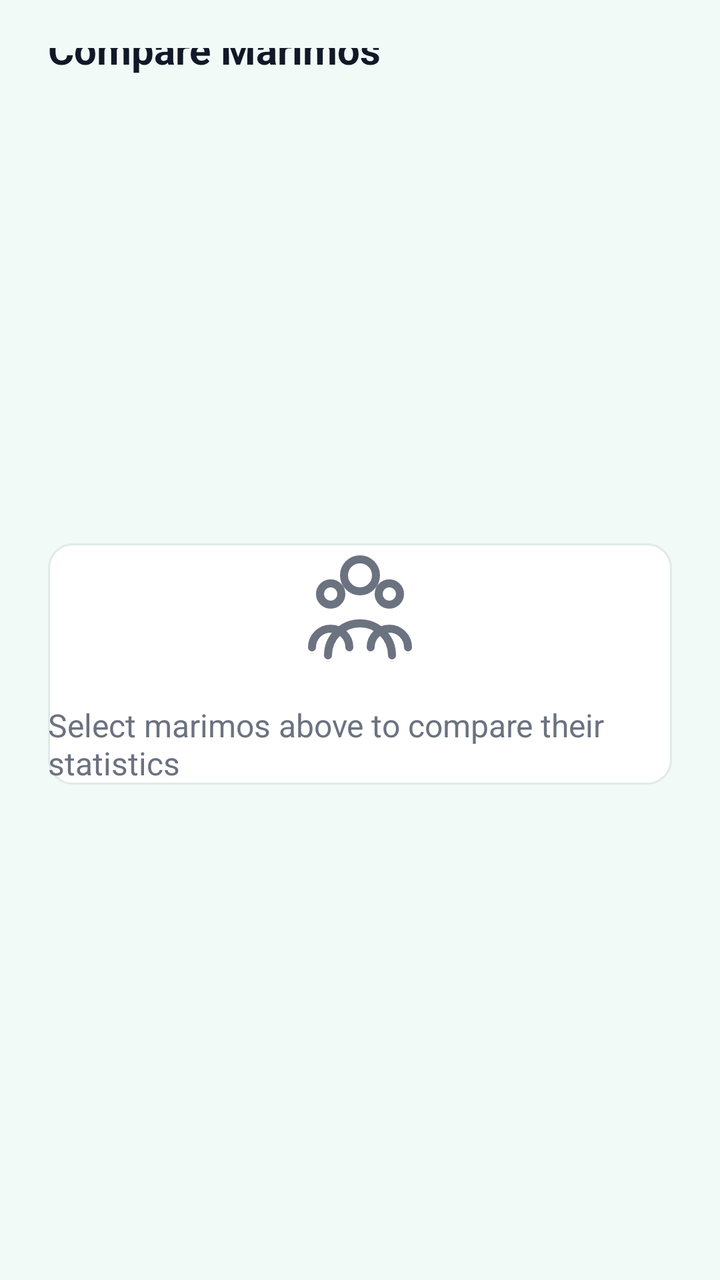
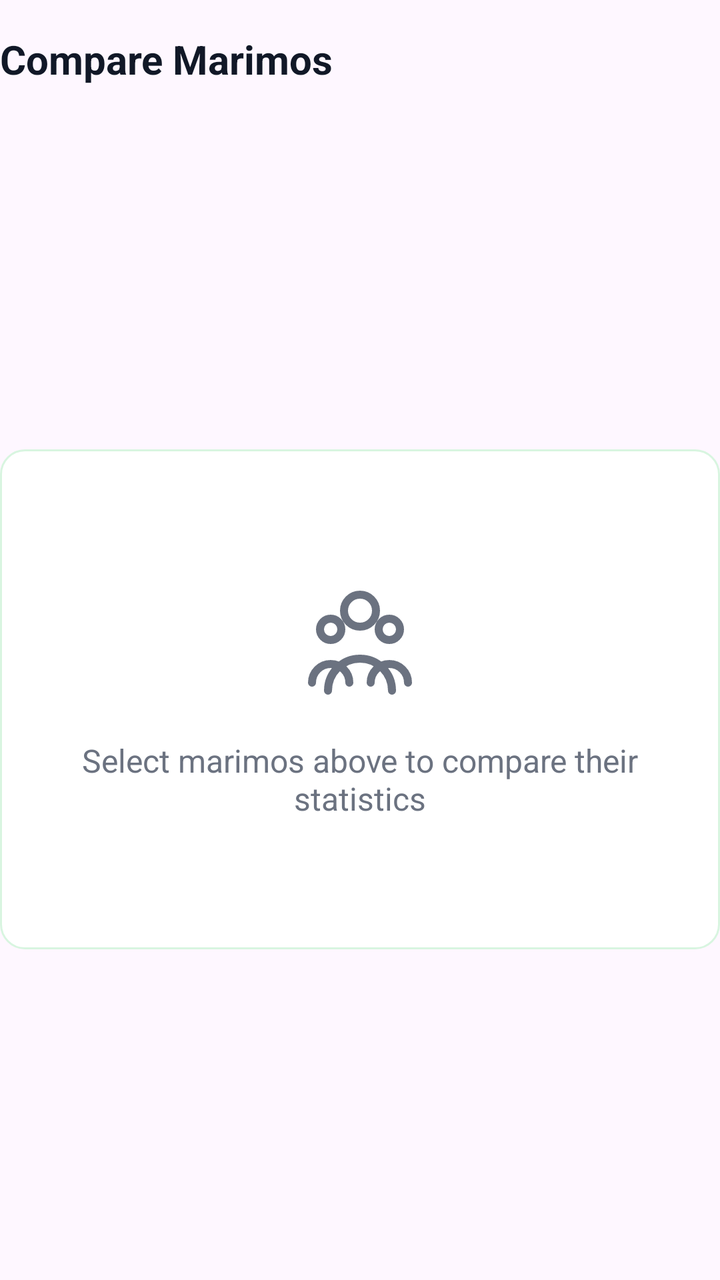

The first picture is an Android layout as it rendered before a commit; the second is the same layout after the commit. The layout source and the unified diff follow.
<!-- AndroidManifest.xml: application theme Theme.MarimoCare -->
<!-- res/layout/marimo_compare.xml -->
<?xml version="1.0" encoding="utf-8"?>
<androidx.constraintlayout.widget.ConstraintLayout xmlns:android="http://schemas.android.com/apk/res/android"
    xmlns:app="http://schemas.android.com/apk/res-auto"
    xmlns:tools="http://schemas.android.com/tools"
    android:layout_width="match_parent"
    android:layout_height="wrap_content"
    android:background="@color/bg_mint_light"
    android:padding="24dp">

    <TextView
        android:id="@+id/tvTitle"
        android:layout_width="wrap_content"
        android:layout_height="wrap_content"
        android:text="@string/compare_marimos"
        android:textColor="@color/text_title"
        android:textSize="20sp"
        android:textStyle="bold"
        app:layout_constraintBottom_toBottomOf="@+id/rvMarimoChips"
        app:layout_constraintStart_toStartOf="parent"
        app:layout_constraintTop_toTopOf="@+id/rvMarimoChips" />

    <androidx.recyclerview.widget.RecyclerView
        android:id="@+id/rvMarimoChips"
        android:nestedScrollingEnabled="false"
        android:layout_width="0dp"
        android:layout_height="wrap_content"
        android:layout_marginStart="24dp"
        android:orientation="horizontal"
        app:layoutManager="androidx.recyclerview.widget.LinearLayoutManager"
        app:layout_constraintEnd_toEndOf="parent"
        app:layout_constraintStart_toEndOf="@+id/tvTitle"
        app:layout_constraintTop_toTopOf="parent" />

    <FrameLayout
        android:id="@+id/contentContainer"
        android:layout_width="match_parent"
        android:layout_height="wrap_content"
        android:layout_marginTop="24dp"
        app:layout_constraintBottom_toBottomOf="parent"
        app:layout_constraintTop_toBottomOf="@+id/rvMarimoChips">

        <LinearLayout
            android:id="@+id/layoutEmptyState"
            android:layout_width="match_parent"
            android:layout_height="match_parent"
            android:background="@drawable/bg_card"
            android:gravity="center"
            android:orientation="vertical"
            android:visibility="visible">

            <ImageView
                android:contentDescription="@string/img"
                android:layout_width="64dp"
                android:layout_height="64dp"
                android:src="@drawable/ic_users"
                app:tint="@color/text_body" />

            <TextView
                android:layout_width="wrap_content"
                android:layout_height="wrap_content"
                android:layout_marginTop="16dp"
                android:text="@string/select_marimos_above_to_compare_their_statistics"
                android:textColor="@color/text_body"
                android:textSize="16sp" />
        </LinearLayout>

        <LinearLayout
            android:id="@+id/layoutDataState"
            android:layout_width="match_parent"
            android:layout_height="match_parent"
            android:baselineAligned="false"
            android:orientation="horizontal"
            android:visibility="gone">

            <LinearLayout
                android:layout_width="0dp"
                android:layout_height="match_parent"
                android:layout_marginEnd="12dp"
                android:layout_weight="1"
                android:background="@drawable/bg_card"
                android:orientation="vertical"
                android:padding="24dp">

                <LinearLayout
                    android:layout_width="match_parent"
                    android:layout_height="wrap_content"
                    android:gravity="center_vertical"
                    android:orientation="horizontal"
                    tools:ignore="UseCompoundDrawables">

                    <ImageView
                        android:contentDescription="@string/img"
                        android:layout_width="20dp"
                        android:layout_height="20dp"
                        android:src="@drawable/ic_stats"
                        app:tint="@color/green_primary" />

                    <TextView
                        android:layout_width="wrap_content"
                        android:layout_height="wrap_content"
                        android:layout_marginStart="8dp"
                        android:text="@string/performance_comparison"
                        android:textColor="@color/text_title"
                        android:textSize="16sp"
                        android:textStyle="bold" />
                </LinearLayout>

                <FrameLayout
                    android:id="@+id/chartContainer"
                    android:layout_width="match_parent"
                    android:layout_height="match_parent" />
            </LinearLayout>

            <LinearLayout
                android:layout_width="0dp"
                android:layout_height="match_parent"
                android:layout_marginStart="12dp"
                android:layout_weight="1"
                android:background="@drawable/bg_card"
                android:orientation="vertical"
                android:padding="24dp">

                <LinearLayout
                    android:layout_width="match_parent"
                    android:layout_height="wrap_content"
                    android:layout_marginBottom="16dp"
                    android:gravity="center_vertical"
                    android:orientation="horizontal"
                    tools:ignore="UseCompoundDrawables">

                    <ImageView
                        android:contentDescription="@string/img"
                        android:layout_width="20dp"
                        android:layout_height="20dp"
                        android:src="@drawable/ic_water_drop_green"
                        app:tint="@color/green_primary" />

                    <TextView
                        android:layout_width="wrap_content"
                        android:layout_height="wrap_content"
                        android:layout_marginStart="8dp"
                        android:text="@string/detailed_comparison"
                        android:textColor="@color/text_title"
                        android:textSize="16sp"
                        android:textStyle="bold" />
                </LinearLayout>

                <androidx.recyclerview.widget.RecyclerView
                    android:nestedScrollingEnabled="false"
                    android:id="@+id/rvDetailedComparison"
                    android:layout_width="match_parent"
                    android:layout_height="match_parent"
                    app:layoutManager="androidx.recyclerview.widget.LinearLayoutManager" />
            </LinearLayout>

        </LinearLayout>
    </FrameLayout>
</androidx.constraintlayout.widget.ConstraintLayout>
<!-- resources referenced by this layout -->
<resources>
  <color name="bg_mint_light">#F2FAF8</color>
  <color name="green_primary">#0B8A6A</color>
  <color name="text_body">#6B7280</color>
  <color name="text_title">#111827</color>
  <!-- drawable bg_card (drawable) -->
  <shape xmlns:android="http://schemas.android.com/apk/res/android">
      <solid android:color="@color/card_background" />
      <stroke android:width="1dp" android:color="@color/card_stroke" />
      <corners android:radius="12dp" />
  </shape>
  <!-- drawable ic_stats (drawable) -->
  <?xml version="1.0" encoding="utf-8"?>
  <vector xmlns:android="http://schemas.android.com/apk/res/android"
      android:width="24dp"
      android:height="24dp"
      android:viewportWidth="24"
      android:viewportHeight="24">
  
  
      
      <path
          android:fillColor="@color/marimo_dark"
          android:pathData="M3,17h2v4H3v-4zM7,10h2v11H7V10zM11,13h2v8h-2v-8zM15,6h2v15h-2V6zM19,2h2v19h-2V2z"/>
  
  
  </vector>
  <string name="compare_marimos">Compare Marimos</string>
  <string name="detailed_comparison">Detailed Comparison</string>
  <string name="img">Img</string>
  <string name="performance_comparison">Performance Comparison</string>
  <string name="select_marimos_above_to_compare_their_statistics">Select marimos above to compare their statistics</string>
  <color name="card_background">#FFFFFF</color>
  <color name="card_stroke">#E0EBE6</color>
  <color name="marimo_dark">#000000</color>
  <color name="marimo_primary">#2ac8a0</color>
  <color name="marimo_surface">#FFFFFF</color>
  <color name="marimo_red">#D9534F</color>
  <color name="marimo_text_primary">#0B6E4F</color>
  <color name="marimo_text_secondary">#555555</color>
  <style name="Shape.Marimo.Small" parent="ShapeAppearance.Material3.Corner.Small">
          <item name="cornerFamily">rounded</item>
          <item name="cornerSize">8dp</item>
      </style>
  <style name="Shape.Marimo.Medium" parent="ShapeAppearance.Material3.Corner.Medium">
          <item name="cornerFamily">rounded</item>
          <item name="cornerSize">12dp</item>
      </style>
  <style name="Shape.Marimo.Large" parent="ShapeAppearance.Material3.Corner.Large">
          <item name="cornerFamily">rounded</item>
          <item name="cornerSize">16dp</item>
      </style>
  <style name="Widget.Marimo.Button" parent="Widget.Material3.Button">
          <item name="cornerRadius">16dp</item>
          <item name="android:textAllCaps">false</item>
      </style>
  <style name="Widget.Marimo.Card" parent="Widget.Material3.CardView.Elevated">
          <item name="cardCornerRadius">16dp</item>
          <item name="cardElevation">6dp</item>
          <item name="android:background">@color/marimo_surface</item>
      </style>
  <style name="Widget.Marimo.TextField" parent="Widget.Material3.TextInputLayout.OutlinedBox">
          <item name="boxStrokeColor">@color/marimo_primary</item>
          <item name="hintTextColor">@color/marimo_text_hint</item>
          <item name="android:textColor">@color/marimo_text_primary</item>
      </style>
  <style name="Text.Marimo.Body" parent="@style/TextAppearance.Material3.BodyMedium">
          <item name="android:textColor">@color/marimo_text_secondary</item>
      </style>
  <style name="Text.Marimo.Title" parent="@style/TextAppearance.Material3.TitleLarge">
          <item name="android:textColor">@color/marimo_text_primary</item>
          <item name="android:textStyle">bold</item>
      </style>
  <style name="CardCounterStyle">
          <item name="cardBackgroundColor">@android:color/white</item>
      </style>
  <color name="marimo_text_hint">#888888</color>
  <!-- unchanged entries left out for length: 3 -->
</resources>

<!-- the commit's change to res/layout/marimo_compare.xml (unified diff, before → after) -->
@@ -4,8 +4,8 @@
     xmlns:tools="http://schemas.android.com/tools"
     android:layout_width="match_parent"
     android:layout_height="wrap_content"
-    android:background="@color/bg_mint_light"
-    android:padding="24dp">
+    android:paddingTop="16dp"
+    android:paddingBottom="24dp">
 
     <TextView
         android:id="@+id/tvTitle"
@@ -15,21 +15,18 @@
         android:textColor="@color/text_title"
         android:textSize="20sp"
         android:textStyle="bold"
-        app:layout_constraintBottom_toBottomOf="@+id/rvMarimoChips"
         app:layout_constraintStart_toStartOf="parent"
-        app:layout_constraintTop_toTopOf="@+id/rvMarimoChips" />
+        app:layout_constraintTop_toTopOf="parent" />
 
     <androidx.recyclerview.widget.RecyclerView
         android:id="@+id/rvMarimoChips"
+        android:layout_width="match_parent"
+        android:layout_height="wrap_content"
+        android:layout_marginTop="16dp"
         android:nestedScrollingEnabled="false"
-        android:layout_width="0dp"
-        android:layout_height="wrap_content"
-        android:layout_marginStart="24dp"
-        android:orientation="horizontal"
-        app:layoutManager="androidx.recyclerview.widget.LinearLayoutManager"
         app:layout_constraintEnd_toEndOf="parent"
-        app:layout_constraintStart_toEndOf="@+id/tvTitle"
-        app:layout_constraintTop_toTopOf="parent" />
+        app:layout_constraintStart_toStartOf="parent"
+        app:layout_constraintTop_toBottomOf="@+id/tvTitle" />
 
     <FrameLayout
         android:id="@+id/contentContainer"
@@ -37,15 +34,18 @@
         android:layout_height="wrap_content"
         android:layout_marginTop="24dp"
         app:layout_constraintBottom_toBottomOf="parent"
+        app:layout_constraintEnd_toEndOf="parent"
+        app:layout_constraintStart_toStartOf="parent"
         app:layout_constraintTop_toBottomOf="@+id/rvMarimoChips">
 
         <LinearLayout
             android:id="@+id/layoutEmptyState"
             android:layout_width="match_parent"
-            android:layout_height="match_parent"
+            android:layout_height="250dp"
             android:background="@drawable/bg_card"
             android:gravity="center"
             android:orientation="vertical"
+            android:padding="24dp"
             android:visibility="visible">
 
             <ImageView
@@ -60,6 +60,7 @@
                 android:layout_height="wrap_content"
                 android:layout_marginTop="16dp"
                 android:text="@string/select_marimos_above_to_compare_their_statistics"
+                android:textAlignment="center"
                 android:textColor="@color/text_body"
                 android:textSize="16sp" />
         </LinearLayout>
@@ -67,16 +68,14 @@
         <LinearLayout
             android:id="@+id/layoutDataState"
             android:layout_width="match_parent"
-            android:layout_height="match_parent"
-            android:baselineAligned="false"
-            android:orientation="horizontal"
+            android:layout_height="wrap_content"
+            android:orientation="vertical"
             android:visibility="gone">
 
             <LinearLayout
-                android:layout_width="0dp"
-                android:layout_height="match_parent"
-                android:layout_marginEnd="12dp"
-                android:layout_weight="1"
+                android:layout_width="match_parent"
+                android:layout_height="wrap_content"
+                android:layout_marginBottom="16dp"
                 android:background="@drawable/bg_card"
                 android:orientation="vertical"
                 android:padding="24dp">
@@ -105,17 +104,16 @@
                         android:textStyle="bold" />
                 </LinearLayout>
 
-                <FrameLayout
-                    android:id="@+id/chartContainer"
+                <com.github.mikephil.charting.charts.RadarChart
+                    android:id="@+id/radarChart"
                     android:layout_width="match_parent"
-                    android:layout_height="match_parent" />
+                    android:layout_height="250dp"
+                    android:layout_marginTop="16dp" />
             </LinearLayout>
 
             <LinearLayout
-                android:layout_width="0dp"
-                android:layout_height="match_parent"
-                android:layout_marginStart="12dp"
-                android:layout_weight="1"
+                android:layout_width="match_parent"
+                android:layout_height="wrap_content"
                 android:background="@drawable/bg_card"
                 android:orientation="vertical"
                 android:padding="24dp">
@@ -146,10 +144,10 @@
                 </LinearLayout>
 
                 <androidx.recyclerview.widget.RecyclerView
-                    android:nestedScrollingEnabled="false"
                     android:id="@+id/rvDetailedComparison"
                     android:layout_width="match_parent"
-                    android:layout_height="match_parent"
+                    android:layout_height="wrap_content"
+                    android:nestedScrollingEnabled="false"
                     app:layoutManager="androidx.recyclerview.widget.LinearLayoutManager" />
             </LinearLayout>
 
<!-- resource entries referenced after the edit -->
@@ -1,13 +1,12 @@
 <!-- resources referenced by this layout -->
 <resources>
-  <color name="bg_mint_light">#F2FAF8</color>
   <color name="green_primary">#0B8A6A</color>
   <color name="text_body">#6B7280</color>
   <color name="text_title">#111827</color>
   <!-- drawable bg_card (drawable) -->
   <shape xmlns:android="http://schemas.android.com/apk/res/android">
       <solid android:color="@color/card_background" />
-      <stroke android:width="1dp" android:color="@color/card_stroke" />
+      <stroke android:width="1dp" android:color="@color/light_green" />
       <corners android:radius="12dp" />
   </shape>
   <!-- drawable ic_stats (drawable) -->
@@ -32,7 +31,7 @@
   <string name="performance_comparison">Performance Comparison</string>
   <string name="select_marimos_above_to_compare_their_statistics">Select marimos above to compare their statistics</string>
   <color name="card_background">#FFFFFF</color>
-  <color name="card_stroke">#E0EBE6</color>
+  <color name="light_green">#D8F5E0</color>
   <color name="marimo_dark">#000000</color>
   <color name="marimo_primary">#2ac8a0</color>
   <color name="marimo_surface">#FFFFFF</color>
